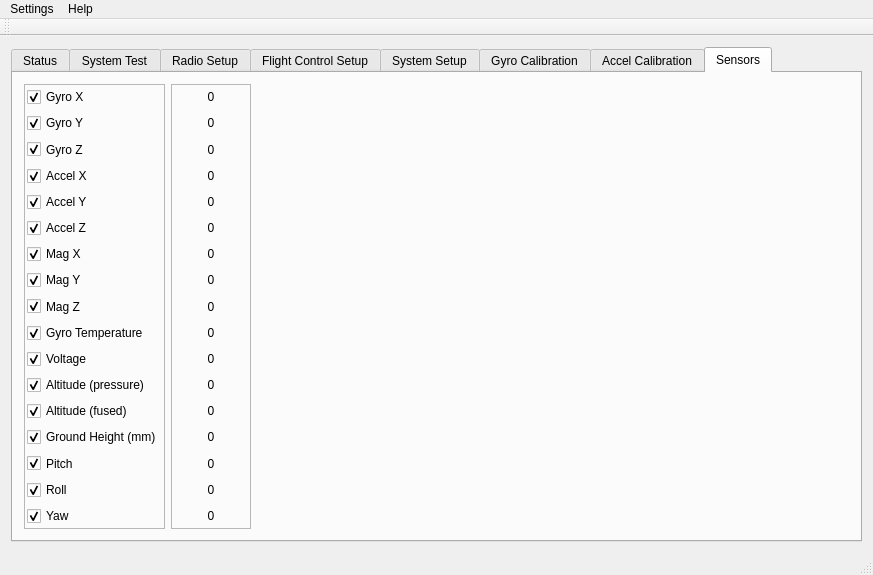
Above: GroundStation-Qt/mainwindow.ui from parallaxinc/Flight-Controller before the change. Below: the same form after it.
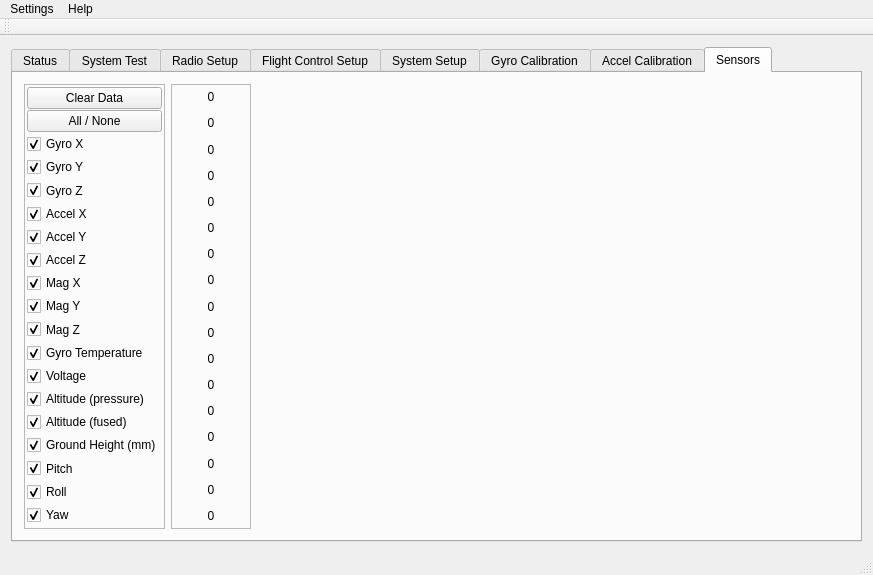
That is the form after the change. The open tabs and pages were chosen to show the change. Icons and pictures are not drawn. Custom widgets are drawn as their Qt base class.

```diff
--- a/GroundStation-Qt/mainwindow.ui
+++ b/GroundStation-Qt/mainwindow.ui
@@ -3727,13 +3727,42 @@
               <number>2</number>
              </property>
              <item>
-              <layout class="QVBoxLayout" name="verticalLayout_8">
+              <layout class="QVBoxLayout" name="verticalLayout_8" stretch="0,0,0,0,0,0,0,0,0,0,0,0,0,0,0,0,0,0,0">
+               <property name="spacing">
+                <number>1</number>
+               </property>
+               <item>
+                <widget class="QPushButton" name="btnClearData">
+                 <property name="sizePolicy">
+                  <sizepolicy hsizetype="Minimum" vsizetype="Fixed">
+                   <horstretch>0</horstretch>
+                   <verstretch>5</verstretch>
+                  </sizepolicy>
+                 </property>
+                 <property name="text">
+                  <string>Clear Data</string>
+                 </property>
+                </widget>
+               </item>
+               <item>
+                <widget class="QPushButton" name="btnToggleAll">
+                 <property name="sizePolicy">
+                  <sizepolicy hsizetype="Minimum" vsizetype="Fixed">
+                   <horstretch>0</horstretch>
+                   <verstretch>5</verstretch>
+                  </sizepolicy>
+                 </property>
+                 <property name="text">
+                  <string>All / None</string>
+                 </property>
+                </widget>
+               </item>
                <item>
                 <widget class="QCheckBox" name="cbGyroX">
                  <property name="sizePolicy">
                   <sizepolicy hsizetype="Minimum" vsizetype="Expanding">
                    <horstretch>0</horstretch>
-                   <verstretch>0</verstretch>
+                   <verstretch>4</verstretch>
                   </sizepolicy>
                  </property>
                  <property name="text">
@@ -3749,7 +3778,7 @@
                  <property name="sizePolicy">
                   <sizepolicy hsizetype="Minimum" vsizetype="Expanding">
                    <horstretch>0</horstretch>
-                   <verstretch>0</verstretch>
+                   <verstretch>4</verstretch>
                   </sizepolicy>
                  </property>
                  <property name="text">
@@ -3765,7 +3794,7 @@
                  <property name="sizePolicy">
                   <sizepolicy hsizetype="Minimum" vsizetype="Expanding">
                    <horstretch>0</horstretch>
-                   <verstretch>0</verstretch>
+                   <verstretch>4</verstretch>
                   </sizepolicy>
                  </property>
                  <property name="text">
@@ -3781,7 +3810,7 @@
                  <property name="sizePolicy">
                   <sizepolicy hsizetype="Minimum" vsizetype="Expanding">
                    <horstretch>0</horstretch>
-                   <verstretch>0</verstretch>
+                   <verstretch>4</verstretch>
                   </sizepolicy>
                  </property>
                  <property name="text">
@@ -3797,7 +3826,7 @@
                  <property name="sizePolicy">
                   <sizepolicy hsizetype="Minimum" vsizetype="Expanding">
                    <horstretch>0</horstretch>
-                   <verstretch>0</verstretch>
+                   <verstretch>4</verstretch>
                   </sizepolicy>
                  </property>
                  <property name="text">
@@ -3813,7 +3842,7 @@
                  <property name="sizePolicy">
                   <sizepolicy hsizetype="Minimum" vsizetype="Expanding">
                    <horstretch>0</horstretch>
-                   <verstretch>0</verstretch>
+                   <verstretch>4</verstretch>
                   </sizepolicy>
                  </property>
                  <property name="text">
@@ -3829,7 +3858,7 @@
                  <property name="sizePolicy">
                   <sizepolicy hsizetype="Minimum" vsizetype="Expanding">
                    <horstretch>0</horstretch>
-                   <verstretch>0</verstretch>
+                   <verstretch>4</verstretch>
                   </sizepolicy>
                  </property>
                  <property name="text">
@@ -3845,7 +3874,7 @@
                  <property name="sizePolicy">
                   <sizepolicy hsizetype="Minimum" vsizetype="Expanding">
                    <horstretch>0</horstretch>
-                   <verstretch>0</verstretch>
+                   <verstretch>4</verstretch>
                   </sizepolicy>
                  </property>
                  <property name="text">
@@ -3861,7 +3890,7 @@
                  <property name="sizePolicy">
                   <sizepolicy hsizetype="Minimum" vsizetype="Expanding">
                    <horstretch>0</horstretch>
-                   <verstretch>0</verstretch>
+                   <verstretch>4</verstretch>
                   </sizepolicy>
                  </property>
                  <property name="text">
@@ -3877,7 +3906,7 @@
                  <property name="sizePolicy">
                   <sizepolicy hsizetype="Minimum" vsizetype="Expanding">
                    <horstretch>0</horstretch>
-                   <verstretch>0</verstretch>
+                   <verstretch>4</verstretch>
                   </sizepolicy>
                  </property>
                  <property name="text">
@@ -3893,7 +3922,7 @@
                  <property name="sizePolicy">
                   <sizepolicy hsizetype="Minimum" vsizetype="Expanding">
                    <horstretch>0</horstretch>
-                   <verstretch>0</verstretch>
+                   <verstretch>4</verstretch>
                   </sizepolicy>
                  </property>
                  <property name="text">
@@ -3909,7 +3938,7 @@
                  <property name="sizePolicy">
                   <sizepolicy hsizetype="Minimum" vsizetype="Expanding">
                    <horstretch>0</horstretch>
-                   <verstretch>0</verstretch>
+                   <verstretch>4</verstretch>
                   </sizepolicy>
                  </property>
                  <property name="text">
@@ -3925,7 +3954,7 @@
                  <property name="sizePolicy">
                   <sizepolicy hsizetype="Minimum" vsizetype="Expanding">
                    <horstretch>0</horstretch>
-                   <verstretch>0</verstretch>
+                   <verstretch>4</verstretch>
                   </sizepolicy>
                  </property>
                  <property name="text">
@@ -3941,7 +3970,7 @@
                  <property name="sizePolicy">
                   <sizepolicy hsizetype="Minimum" vsizetype="Expanding">
                    <horstretch>0</horstretch>
-                   <verstretch>0</verstretch>
+                   <verstretch>4</verstretch>
                   </sizepolicy>
                  </property>
                  <property name="text">
@@ -3957,7 +3986,7 @@
                  <property name="sizePolicy">
                   <sizepolicy hsizetype="Minimum" vsizetype="Expanding">
                    <horstretch>0</horstretch>
-                   <verstretch>0</verstretch>
+                   <verstretch>4</verstretch>
                   </sizepolicy>
                  </property>
                  <property name="text">
@@ -3973,7 +4002,7 @@
                  <property name="sizePolicy">
                   <sizepolicy hsizetype="Minimum" vsizetype="Expanding">
                    <horstretch>0</horstretch>
-                   <verstretch>0</verstretch>
+                   <verstretch>4</verstretch>
                   </sizepolicy>
                  </property>
                  <property name="text">
@@ -3989,7 +4018,7 @@
                  <property name="sizePolicy">
                   <sizepolicy hsizetype="Minimum" vsizetype="Expanding">
                    <horstretch>0</horstretch>
-                   <verstretch>0</verstretch>
+                   <verstretch>4</verstretch>
                   </sizepolicy>
                  </property>
                  <property name="text">
```
Left out of the diff: 90 changed lines with no effect on the pictures.
